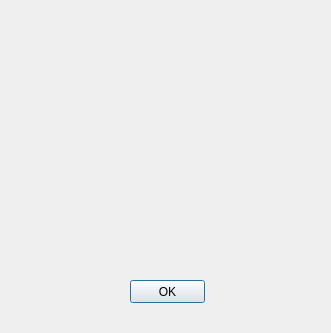
Qt form TimeWiseGUI/timewisefeedback.ui (terencelimzhengwei/cs2103jan2014-t17-3c) before a commit.
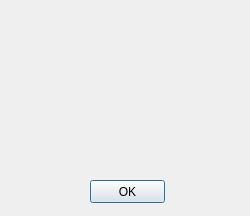
The same form after that commit. Icons and pictures are not drawn.

```diff
--- a/TimeWiseGUI/timewisefeedback.ui
+++ b/TimeWiseGUI/timewisefeedback.ui
@@ -6,20 +6,20 @@
    <rect>
     <x>0</x>
     <y>0</y>
-    <width>331</width>
-    <height>333</height>
+    <width>250</width>
+    <height>216</height>
    </rect>
   </property>
   <property name="minimumSize">
    <size>
-    <width>331</width>
-    <height>333</height>
+    <width>250</width>
+    <height>216</height>
    </size>
   </property>
   <property name="maximumSize">
    <size>
-    <width>331</width>
-    <height>333</height>
+    <width>250</width>
+    <height>216</height>
    </size>
   </property>
   <property name="windowTitle">
@@ -31,21 +31,24 @@
   <widget class="QLabel" name="userFeedback">
    <property name="geometry">
     <rect>
-     <x>70</x>
-     <y>60</y>
-     <width>191</width>
-     <height>171</height>
+     <x>40</x>
+     <y>20</y>
+     <width>171</width>
+     <height>151</height>
     </rect>
    </property>
    <property name="text">
     <string/>
    </property>
+   <property name="wordWrap">
+    <bool>true</bool>
+   </property>
   </widget>
   <widget class="QPushButton" name="pushButton_ok">
    <property name="geometry">
     <rect>
-     <x>130</x>
-     <y>280</y>
+     <x>90</x>
+     <y>180</y>
      <width>75</width>
      <height>23</height>
     </rect>
```
Left out of the diff: 2 changed lines with no effect on the pictures.
